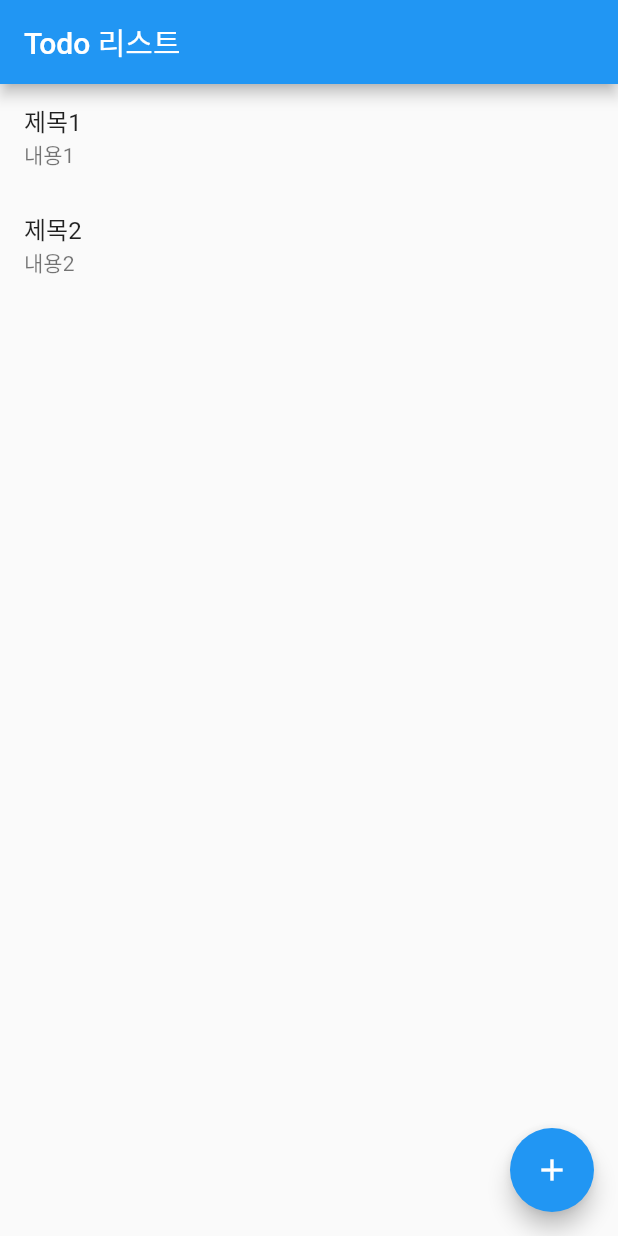
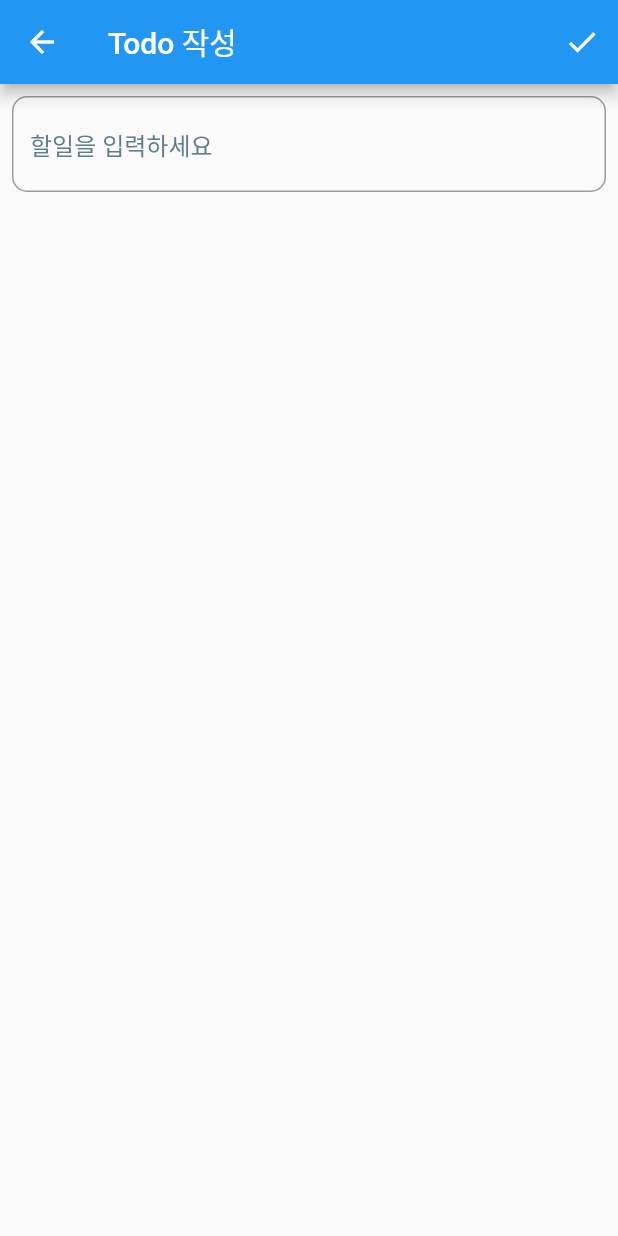
Before and after one commit to saengle/flutter_simple_todo_list, a Flutter app: the screen it shows after launch, after a tap on the "add" icon, on a phone screen of 412 x 824 dp. Run offline on Flutter 3.47's test engine with Material 2 defaults, Android fonts, the phone set to English and light mode, and no system bars.

Commit message:
Add: Create Screen 기본 형태

```diff
--- /dev/null
+++ b/lib/create_screen.dart
@@ -0,0 +1,31 @@
+import 'package:flutter/material.dart';
+
+class CreateScreen extends StatelessWidget {
+  const CreateScreen({Key? key}) : super(key: key);
+
+  @override
+  Widget build(BuildContext context) {
+    return Scaffold(
+      appBar: AppBar(
+        title: const Text('Todo 작성'),
+        actions: [
+          IconButton(
+            onPressed: () {},
+            icon: const Icon(Icons.done),
+          ),
+        ],
+      ),
+      body: Padding(
+        padding: const EdgeInsets.all(8.0),
+        child: TextField(
+          decoration: InputDecoration(
+              border: OutlineInputBorder(
+                borderRadius: BorderRadius.circular(10.0),
+              ),
+              hintText: '할일을 입력하세요',
+              hintStyle: const TextStyle(color: Colors.blueGrey)),
+        ),
+      ),
+    );
+  }
+}
--- a/lib/list_screen.dart
+++ b/lib/list_screen.dart
@@ -1,4 +1,5 @@
 import 'package:flutter/material.dart';
+import 'package:todolist/create_screen.dart';
 
 class ListScreen extends StatelessWidget {
   const ListScreen({Key? key}) : super(key: key);
@@ -22,7 +23,12 @@ class ListScreen extends StatelessWidget {
         ],
       ),
       floatingActionButton: FloatingActionButton(
-        onPressed: () {},
+        onPressed: () {
+          Navigator.push(
+            context,
+            MaterialPageRoute(builder: (context) => const CreateScreen()),
+          );
+        },
         child: const Icon(Icons.add),
       ),
     );
```
